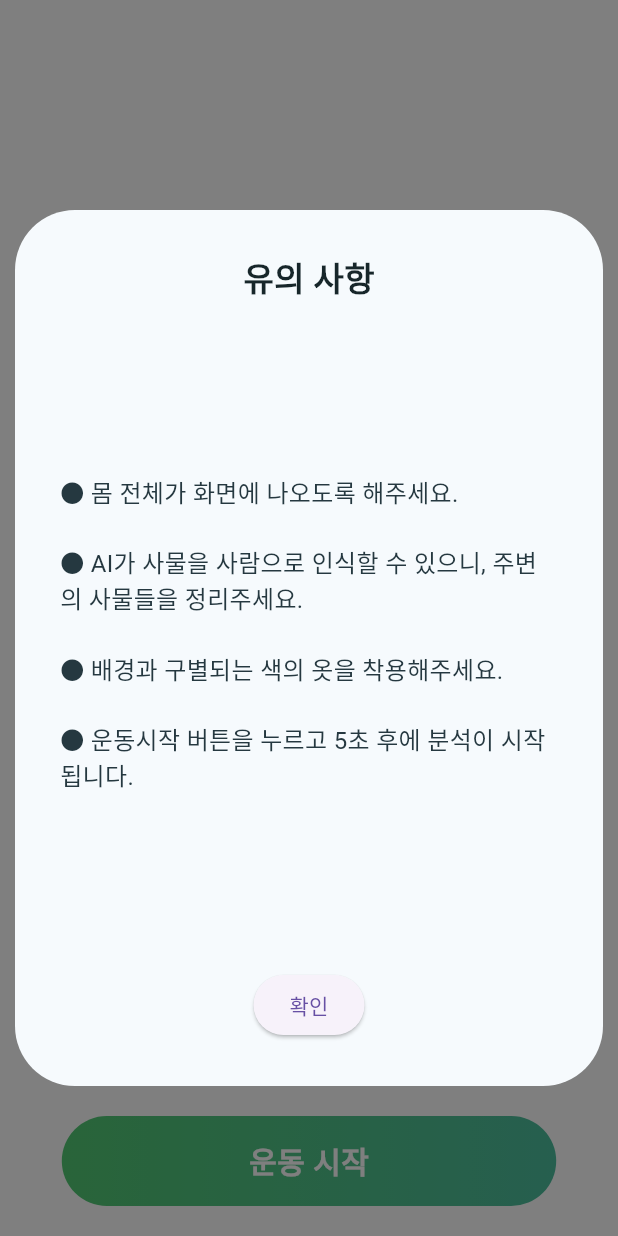
After one commit to min9u/ai_trainer_mypt, a Flutter app: the TmpUiPage screen opened by its route, on a phone screen of 412 x 824 dp. The commit adds this screen. Run offline on Flutter 3.47's test engine with Material 3 defaults, Android fonts, the phone set to English and light mode, and no system bars; our stand-ins replace camera, flutter_tts, fluttertoast, lorem_ipsum, permission_handler; missing offline and left inert: google_mlkit_commons, google_mlkit_pose_detection; Roboto replaces fonts that are missing (Pretendard).

Commit message:
feat: 운동시작버튼 및 유의사항 모달창 개발

```diff
--- a/lib/main.dart
+++ b/lib/main.dart
@@ -1,5 +1,6 @@
 import 'package:ai_trainer_mypt/providers/exercise_info_provider.dart';
 import 'package:ai_trainer_mypt/screens/camera/ai_trainer_page.dart';
+import 'package:ai_trainer_mypt/screens/camera/tmp_ui_page.dart';
 import 'package:ai_trainer_mypt/screens/mypt_app_home_screen.dart';
 import 'package:camera/camera.dart';
 import 'package:flutter/material.dart';
@@ -38,7 +39,7 @@ class MyApp extends StatelessWidget {
         initialRoute: '/',
         routes: {
           '/': (context) => MyptAppHomeScreen(),
-          '/aiTrainer': (context) => AiTrainerPage(),
+          '/aiTrainer': (context) => TmpUiPage(),
           '/exerciseResult': (context) => ExerciseResultPage(),
         },
       ),
--- a/lib/screens/camera/camera_view.dart
+++ b/lib/screens/camera/camera_view.dart
@@ -70,9 +70,6 @@ class _CameraViewState extends State<CameraView> {
   Widget build(BuildContext context) {
     return Scaffold(
       body: _liveFeedBody(),
-      appBar: AppBar(
-        title: Text('hi'),
-      ),
     );
   }
 
@@ -81,24 +78,26 @@ class _CameraViewState extends State<CameraView> {
     if (_controller == null) return Container();
     if (_controller?.value.isInitialized == false) return Container();
     return Container(
-      color: Colors.black,
+      color: Colors.white,
       child: Stack(
         fit: StackFit.expand,
         children: <Widget>[
           Center(
-            child: _changingCameraLens
-                ? Center(
-                    child: const Text('Changing camera lens'),
-                  )
-                : CameraPreview(
-                    _controller!,
-                    child: widget.customPaint,
-                  ),
-          ),
+              child: _changingCameraLens
+                  ? Center(
+                      child: const Text('Changing camera lens'),
+                    )
+                  : Center(child: const Text('디자인'))
+              // 디자인을 위해 잠시 각주
+              // : CameraPreview(
+              //     _controller!,
+              //     child: widget.customPaint,
+              //   ),
+              ),
           _backButton(),
           _switchLiveCameraToggle(),
           _detectionViewModeToggle(),
-          _zoomControl(),
+          // _zoomControl(),
           _exposureControl(),
         ],
       ),
--- /dev/null
+++ b/lib/screens/camera/tmp_ui_page.dart
@@ -0,0 +1,143 @@
+import 'package:ai_trainer_mypt/theme.dart';
+import 'package:flutter/material.dart';
+import 'package:lorem_ipsum/lorem_ipsum.dart';
+import 'package:permission_handler/permission_handler.dart';
+
+class TmpUiPage extends StatefulWidget {
+  const TmpUiPage({super.key});
+
+  @override
+  State<TmpUiPage> createState() => _TmpUiPageState();
+}
+
+class _TmpUiPageState extends State<TmpUiPage>
+    with SingleTickerProviderStateMixin {
+  late AnimationController animationController;
+  late Animation<Offset> slideAnimation;
+  bool isExerciseStarted = false;
+
+  @override
+  void initState() {
+    super.initState();
+    animationController = AnimationController(
+      vsync: this,
+      duration: Duration(milliseconds: 500),
+    );
+    slideAnimation = Tween<Offset>(
+      begin: Offset(0, 0),
+      end: Offset(0, 3), // 변경: 화면 아래로 나가도록 수정
+    ).animate(CurvedAnimation(
+      curve: Curves.easeInOut,
+      parent: animationController,
+    ));
+  }
+
+  @override
+  Widget build(BuildContext context) {
+    return Scaffold(
+        body: Container(
+      color: Colors.white,
+      child: Stack(
+        alignment: AlignmentDirectional.topCenter,
+        // fit: StackFit.expand,
+        children: [
+          Center(child: const Text('hello')),
+          _buildStartStopButton(),
+          if (animationController.status == AnimationStatus.dismissed)
+            ModalBarrier(
+              color: Colors.black.withOpacity(0.5),
+              dismissible: false,
+            ),
+          _buildPrecautionsContainer(),
+        ],
+      ),
+    ));
+  }
+
+  Widget _buildStartStopButton() => Positioned(
+        bottom: 20,
+        child: GestureDetector(
+          onTap: () {
+            setState(() {
+              isExerciseStarted = !isExerciseStarted;
+            });
+          },
+          child: AnimatedContainer(
+            alignment: Alignment.center,
+            child: isExerciseStarted
+                ? Icon(
+                    Icons.stop_rounded,
+                    color: Color.fromRGBO(83, 189, 113, 1),
+                    size: 40,
+                  ) // 텍스트가 없어지도록 함
+                : Text(
+                    '운동 시작',
+                    style: AppTheme.whiteTitle,
+                  ),
+            width: isExerciseStarted
+                ? 60
+                : MediaQuery.of(context).size.width * 0.8,
+            height: 60,
+            decoration: isExerciseStarted
+                ? BoxDecoration(
+                    color: Colors.white,
+                    borderRadius: BorderRadius.horizontal(
+                        left: Radius.circular(30), right: Radius.circular(30)),
+                    border: Border.all(
+                        width: 2, color: Color.fromRGBO(82, 201, 115, 1)))
+                : BoxDecoration(
+                    gradient: LinearGradient(
+                      colors: [
+                        Color.fromRGBO(82, 201, 115, 1),
+                        Color.fromRGBO(77, 190, 158, 1),
+                      ],
+                    ),
+                    borderRadius: BorderRadius.horizontal(
+                      left: Radius.circular(40),
+                      right: Radius.circular(40),
+                    ),
+                  ),
+            duration: Duration(milliseconds: 300), // 애니메이션 지속 시간
+          ),
+        ),
+      );
+
+  Widget _buildPrecautionsContainer() => SlideTransition(
+        position: slideAnimation,
+        child: Container(
+          decoration: BoxDecoration(
+            color: AppTheme.chipBackground,
+            borderRadius: BorderRadius.circular(40.0),
+          ),
+          margin: EdgeInsets.only(top: 140, bottom: 100, left: 10, right: 10),
+          padding: EdgeInsets.all(30),
+          child: Column(
+            mainAxisAlignment: MainAxisAlignment.spaceBetween,
+            children: [
+              Text('유의 사항', style: AppTheme.textTheme.headlineSmall),
+              Text(
+                '● 몸 전체가 화면에 나오도록 해주세요.\n\n● AI가 사물을 사람으로 인식할 수 있으니, 주변의 사물들을 정리주세요.\n\n● 배경과 구별되는 색의 옷을 착용해주세요.\n\n● 운동시작 버튼을 누르고 5초 후에 분석이 시작됩니다.',
+                style: AppTheme.textTheme.bodyLarge,
+              ),
+              ElevatedButton(
+                // style: ElevatedButton.styleFrom(
+                //   backgroundColor: Colors.white,
+                // ),
+                onPressed: () {
+                  setState(() {
+                    if (animationController.status ==
+                        AnimationStatus.dismissed) {
+                      animationController.forward();
+                    } else if (animationController.status ==
+                        AnimationStatus.completed) {
+                      animationController.reverse();
+                    }
+                  });
+                },
+                child: Text('확인'),
+              ),
+            ],
+          ),
+        ),
+      );
+}
--- a/lib/screens/fitness/exercise_preparation_page.dart
+++ b/lib/screens/fitness/exercise_preparation_page.dart
@@ -126,7 +126,7 @@ class ExercisePreparationPage extends StatelessWidget {
                   child: Container(
                     alignment: Alignment.center,
                     child: Text(
-                      '운동 시작',
+                      '운동 준비',
                       style: AppTheme.whiteTitle,
                     ),
                     width: MediaQuery.of(context).size.width * 0.8,
--- a/lib/theme.dart
+++ b/lib/theme.dart
@@ -94,7 +94,7 @@ class AppTheme {
     fontFamily: fontName,
     fontWeight: FontWeight.w400,
     fontSize: 16,
-    letterSpacing: 0,
+    letterSpacing: 0.22,
     color: darkText,
   );
 
--- a/pubspec.yaml
+++ b/pubspec.yaml
@@ -44,6 +44,7 @@ dependencies:
   permission_handler: ^11.1.0
   flutter_tts: ^3.8.5
   google_ml_kit: ^0.16.3
+  lorem_ipsum: 0.0.3
   # firebase_core: ^2.24.2
   # cloud_firestore: ^4.13.6
   # firebase_auth: ^4.15.3
```
Also changed, not shown: pubspec.lock.
